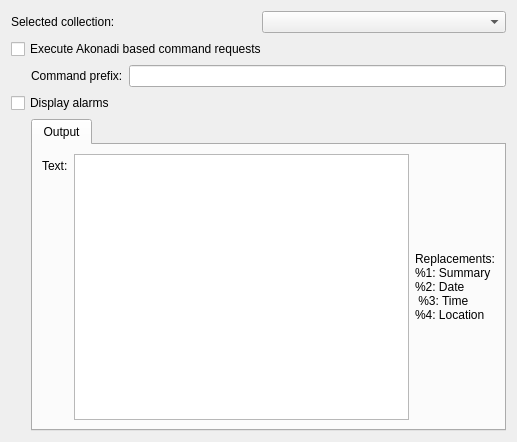
This is plugins/Commands/Akonadi/akonadiconfigurationdlg.ui in KDE/simon as Qt 5 draws it before an edit. The edited form follows.
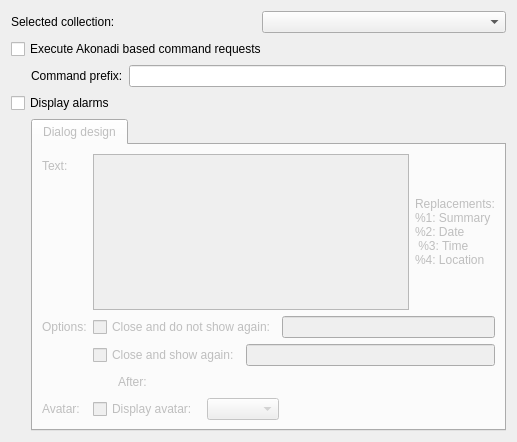
This is the edited form. Custom widgets are drawn as their Qt base class.

Commit message: First work on akonadi dialog config

The edit to the form file:
```diff
--- a/plugins/Commands/Akonadi/akonadiconfigurationdlg.ui
+++ b/plugins/Commands/Akonadi/akonadiconfigurationdlg.ui
@@ -97,12 +97,18 @@
       </spacer>
      </item>
      <item>
-      <widget class="KTabWidget" name="ktabwidget">
+      <widget class="KTabWidget" name="twDialog">
+       <property name="enabled">
+        <bool>false</bool>
+       </property>
        <widget class="QWidget" name="tab">
         <attribute name="title">
-         <string>Output</string>
+         <string>Dialog design</string>
         </attribute>
         <layout class="QFormLayout" name="formLayout">
+         <property name="fieldGrowthPolicy">
+          <enum>QFormLayout::ExpandingFieldsGrow</enum>
+         </property>
          <item row="0" column="0">
           <widget class="QLabel" name="label_3">
            <property name="text">
@@ -128,6 +134,92 @@
            </item>
           </layout>
          </item>
+         <item row="1" column="0">
+          <widget class="QLabel" name="label_5">
+           <property name="text">
+            <string>Options:</string>
+           </property>
+          </widget>
+         </item>
+         <item row="1" column="1">
+          <layout class="QHBoxLayout" name="horizontalLayout_5">
+           <item>
+            <widget class="QCheckBox" name="checkBox">
+             <property name="text">
+              <string>Close and do not show again:</string>
+             </property>
+            </widget>
+           </item>
+           <item>
+            <widget class="QLineEdit" name="leAccept"/>
+           </item>
+          </layout>
+         </item>
+         <item row="2" column="1">
+          <layout class="QHBoxLayout" name="horizontalLayout_7">
+           <item>
+            <widget class="QCheckBox" name="checkBox_2">
+             <property name="text">
+              <string>Close and show again:</string>
+             </property>
+            </widget>
+           </item>
+           <item>
+            <widget class="QLineEdit" name="leShowLater"/>
+           </item>
+          </layout>
+         </item>
+         <item row="3" column="1">
+          <layout class="QHBoxLayout" name="horizontalLayout_6">
+           <item>
+            <spacer name="horizontalSpacer_3">
+             <property name="orientation">
+              <enum>Qt::Horizontal</enum>
+             </property>
+             <property name="sizeType">
+              <enum>QSizePolicy::Fixed</enum>
+             </property>
+             <property name="sizeHint" stdset="0">
+              <size>
+               <width>25</width>
+               <height>20</height>
+              </size>
+             </property>
+            </spacer>
+           </item>
+           <item>
+            <widget class="QLabel" name="label_6">
+             <property name="text">
+              <string>After:</string>
+             </property>
+            </widget>
+           </item>
+           <item>
+            <widget class="TimeSelector" name="wgRestartTime" native="true"/>
+           </item>
+          </layout>
+         </item>
+         <item row="4" column="0">
+          <widget class="QLabel" name="label_7">
+           <property name="text">
+            <string>Avatar:</string>
+           </property>
+          </widget>
+         </item>
+         <item row="4" column="1">
+          <layout class="QHBoxLayout" name="horizontalLayout_8">
+           <item>
+            <widget class="QCheckBox" name="cbDisplayAvatar">
+             <property name="text">
+              <string>Display avatar: </string>
+             </property>
+            </widget>
+           </item>
+           <item>
+            <widget class="QComboBox" name="cbAvatar"/>
+           </item>
+          </layout>
+         </item>
         </layout>
        </widget>
       </widget>
@@ -153,6 +245,12 @@
    <header>ktabwidget.h</header>
    <container>1</container>
   </customwidget>
+  <customwidget>
+   <class>TimeSelector</class>
+   <extends>QWidget</extends>
+   <header>timeselector.h</header>
+   <container>1</container>
+  </customwidget>
  </customwidgets>
  <resources/>
  <connections/>
```
Left out of the diff: 38 changed lines with no effect on the pictures. The commit also changes 15 other files.
